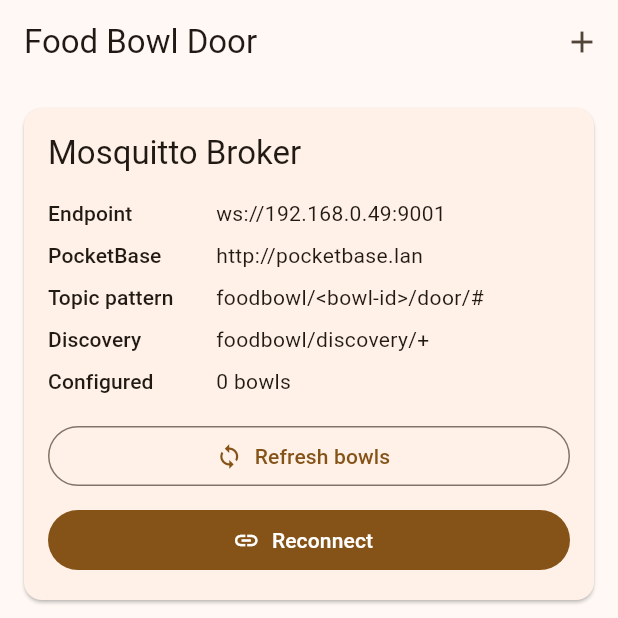
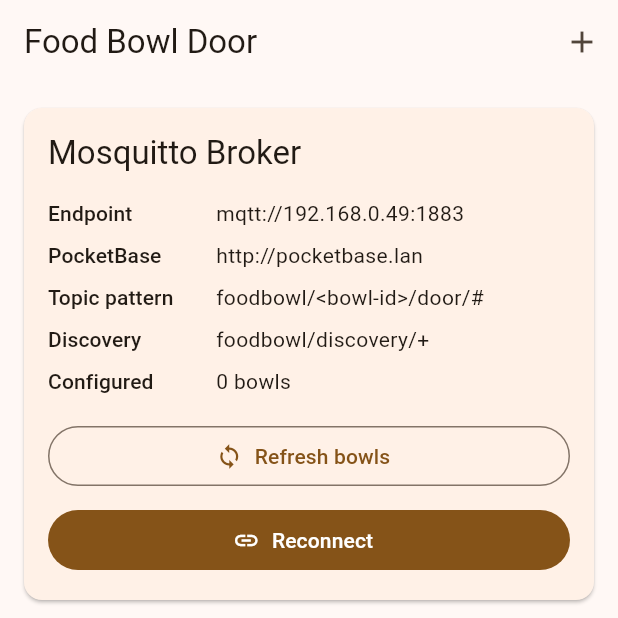
Before and after one commit to second-hand-productions/FlutterFoodBowl, a Flutter app: the FoodBowlHomePage screen opened directly, after a tap on "Refresh bowls", after a tap on "Reconnect", on a phone screen of 412 x 824 dp, the top half of it. Run offline on Flutter 3.47's test engine with Material 3 defaults, Android fonts, the phone set to English and light mode, and no system bars; our stand-ins replace pocketbase; missing offline and left inert: mqtt_client; network calls fail.

Commit message:
update both versions to work with android

```diff
--- a/cla/lib/config.dart
+++ b/cla/lib/config.dart
@@ -1,7 +1,6 @@
 import 'package:pocketbase/pocketbase.dart';
 
 const String mqttHost = '192.168.0.49';
-const int mqttPort = 9001;
 const String topicPrefix = 'home/foodbowl';
 const String pbUrl = 'http://pocketbase.lan';
 
--- /dev/null
+++ b/cla/lib/mqtt_client_factory.dart
@@ -0,0 +1,9 @@
+import 'package:mqtt_client/mqtt_client.dart';
+
+import 'mqtt_client_factory_io.dart'
+    if (dart.library.js_interop) 'mqtt_client_factory_web.dart'
+    as mqtt_factory;
+
+MqttClient createMqttClient(String host, String clientId) {
+  return mqtt_factory.createMqttClient(host, clientId);
+}
--- /dev/null
+++ b/cla/lib/mqtt_client_factory_io.dart
@@ -0,0 +1,6 @@
+import 'package:mqtt_client/mqtt_client.dart';
+import 'package:mqtt_client/mqtt_server_client.dart';
+
+MqttClient createMqttClient(String host, String clientId) {
+  return MqttServerClient.withPort(host, clientId, 1883);
+}
--- /dev/null
+++ b/cla/lib/mqtt_client_factory_web.dart
@@ -0,0 +1,6 @@
+import 'package:mqtt_client/mqtt_browser_client.dart';
+import 'package:mqtt_client/mqtt_client.dart';
+
+MqttClient createMqttClient(String host, String clientId) {
+  return MqttBrowserClient.withPort('ws://$host', clientId, 9001);
+}
--- a/cla/lib/services/mqtt_service.dart
+++ b/cla/lib/services/mqtt_service.dart
@@ -1,10 +1,10 @@
 import 'package:mqtt_client/mqtt_client.dart';
-import 'package:mqtt_client/mqtt_browser_client.dart';
 import '../config.dart';
+import '../mqtt_client_factory.dart';
 import '../models/bowl.dart';
 
 class MqttService {
-  late MqttBrowserClient _client;
+  late MqttClient _client;
   bool connected = false;
 
   void Function(bool connected, String message)? onStatusChanged;
@@ -13,8 +13,7 @@
 
   Future<void> connect() async {
     final clientId = 'flutter_food_bowl_${DateTime.now().millisecondsSinceEpoch}';
-    _client = MqttBrowserClient('ws://$mqttHost', clientId);
-    _client.port = mqttPort;
+    _client = createMqttClient(mqttHost, clientId);
     _client.keepAlivePeriod = 30;
     _client.onDisconnected = _onDisconnected;
     _client.onConnected = _onConnected;
--- a/cla/pubspec.yaml
+++ b/cla/pubspec.yaml
@@ -32,8 +32,8 @@
     sdk: flutter
 
   cupertino_icons: ^1.0.8
-  mqtt_client: ^10.5.0
-  pocketbase: ^0.21.0
+  mqtt_client: ^10.8.0
+  pocketbase: ^0.22.0
 
 dev_dependencies:
   flutter_test:
--- a/cod/lib/config/food_bowl_settings.dart
+++ b/cod/lib/config/food_bowl_settings.dart
@@ -1,5 +1,21 @@
-const String brokerUri = 'ws://192.168.0.49:9001';
-const String pocketBaseUri = 'http://pocketbase.lan';
+const bool isBrowserBuild = bool.fromEnvironment('dart.library.js_interop');
+
+const String webBrokerUri = String.fromEnvironment(
+  'FOOD_BOWL_WEB_BROKER_URI',
+  defaultValue: 'ws://192.168.0.49:9001',
+);
+const String nativeBrokerUri = String.fromEnvironment(
+  'FOOD_BOWL_NATIVE_BROKER_URI',
+  defaultValue: 'mqtt://192.168.0.49:1883',
+);
+const String brokerUri = String.fromEnvironment(
+  'FOOD_BOWL_BROKER_URI',
+  defaultValue: isBrowserBuild ? webBrokerUri : nativeBrokerUri,
+);
+const String pocketBaseUri = String.fromEnvironment(
+  'FOOD_BOWL_POCKETBASE_URI',
+  defaultValue: 'http://pocketbase.lan',
+);
 const String bowlsCollection = 'bowls';
 const String discoveryTopicFilter = 'foodbowl/discovery/+';
 
--- a/cod/lib/features/home/food_bowl_home_page.dart
+++ b/cod/lib/features/home/food_bowl_home_page.dart
@@ -71,7 +71,6 @@
 
     final clientId = 'food_bowl_app_${DateTime.now().millisecondsSinceEpoch}';
     final client = createMqttClient(brokerUri, clientId);
-    client.websocketProtocols = MqttClientConstants.protocolsSingleDefault;
     client.keepAlivePeriod = 20;
     client.autoReconnect = true;
     client.onConnected = _handleConnected;
@@ -86,7 +85,7 @@
         .withWillQos(MqttQos.atLeastOnce);
 
     try {
-      await client.connect();
+      await client.connect().timeout(const Duration(seconds: 10));
     } on Exception catch (error) {
       client.disconnect();
       _setError('Connection failed: $error');
--- a/cod/lib/mqtt_client_factory_io.dart
+++ b/cod/lib/mqtt_client_factory_io.dart
@@ -2,8 +2,40 @@
 import 'package:mqtt_client/mqtt_server_client.dart';
 
 MqttClient createMqttClient(String brokerUri, String clientId) {
-  final uri = Uri.parse(brokerUri);
-  final port = uri.hasPort ? uri.port : 1883;
+  final uri = Uri.parse(
+    brokerUri.contains('://') ? brokerUri : 'mqtt://$brokerUri',
+  );
+  final scheme = uri.scheme.toLowerCase();
+  final isWebSocket = scheme == 'ws' || scheme == 'wss';
+  final isSecureTcp = scheme == 'mqtts' || scheme == 'ssl' || scheme == 'tls';
+  final defaultPort =
+      isWebSocket
+          ? scheme == 'wss'
+              ? 443
+              : 80
+          : isSecureTcp
+          ? 8883
+          : 1883;
+  final port = uri.hasPort ? uri.port : defaultPort;
 
-  return MqttServerClient.withPort(uri.host, clientId, port);
+  if (uri.host.isEmpty) {
+    throw ArgumentError.value(
+      brokerUri,
+      'brokerUri',
+      'Include a broker host, for example mqtt://192.168.0.49:1883.',
+    );
+  }
+
+  final client = MqttServerClient.withPort(
+    isWebSocket ? uri.toString() : uri.host,
+    clientId,
+    port,
+  );
+  client.useWebSocket = isWebSocket;
+  client.secure = isSecureTcp;
+  if (isWebSocket) {
+    client.websocketProtocols = MqttClientConstants.protocolsSingleDefault;
+  }
+
+  return client;
 }
```
Also changed, not shown: cod/lib/mqtt_client_factory_web.dart (+22 -3 lines), 8 other files.
